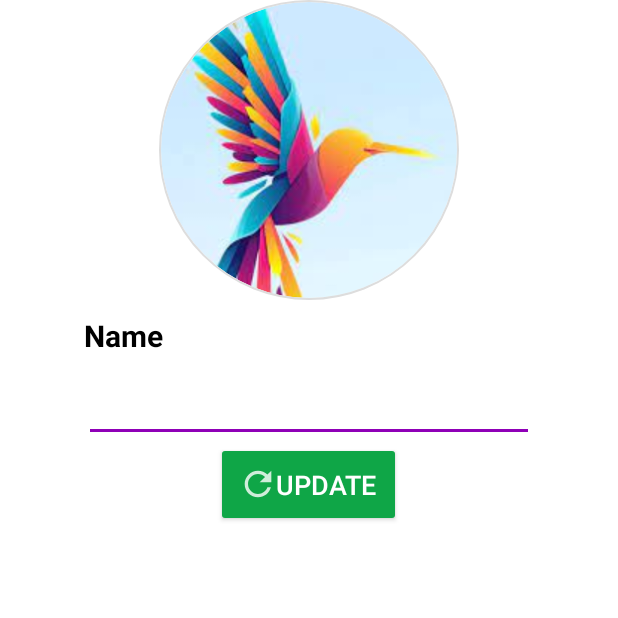
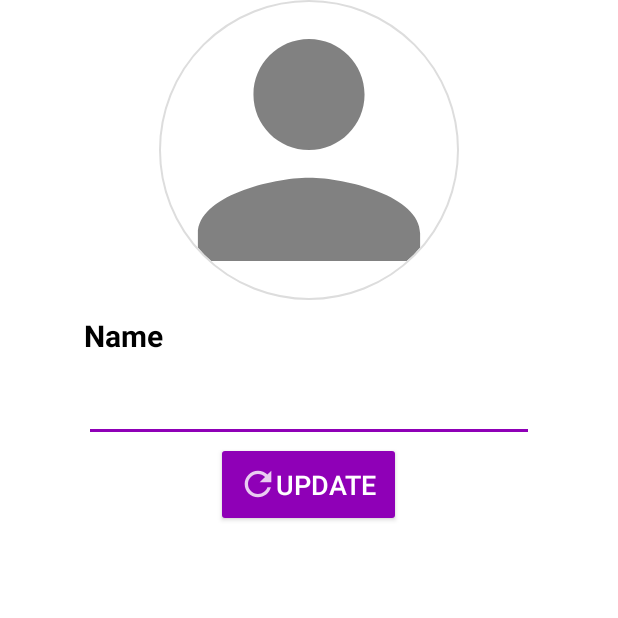
Before and after one commit to kashifisonly1/MC_GroupProject, an Android app: the ProfileCreationActivity screen opened directly, with no data from a screen before it, on a phone screen of 412 x 824 dp, the top half of it. Run offline under Robolectric (Android 15) with nearby library versions, the phone set to English and light mode, and no system bars; our stand-ins replace Firebase (no records; nobody signed in at launch, a user with empty details on screens opened directly); libraries missing offline, so code that uses them is left out: com.mikhaellopez.circularimageview; plain views replace CircularImageView; pictures from the network do not load.

Commit message:
Update activity_profile_creation.xml

```diff
--- a/WhatsappClone/app/src/main/res/layout/activity_profile_creation.xml
+++ b/WhatsappClone/app/src/main/res/layout/activity_profile_creation.xml
@@ -21,7 +21,7 @@
             android:layout_width="200dp"
             android:layout_height="200dp"
             android:onClick="upload_file"
-            android:src="@drawable/sample"
+            android:src="@drawable/ic_user_b"
             app:civ_border_color="#DDDDDD"
             app:civ_border_width="1dp"
             app:civ_shadow="true"
@@ -53,7 +53,7 @@
             android:id="@+id/profile_btn_create"
             android:layout_width="wrap_content"
             android:layout_height="wrap_content"
-            android:backgroundTint="#0FA647"
+            android:backgroundTint="@color/violet"
             android:drawableLeft="@drawable/ic_upd_w"
             android:onClick="setName"
             android:padding="16dp"
```
